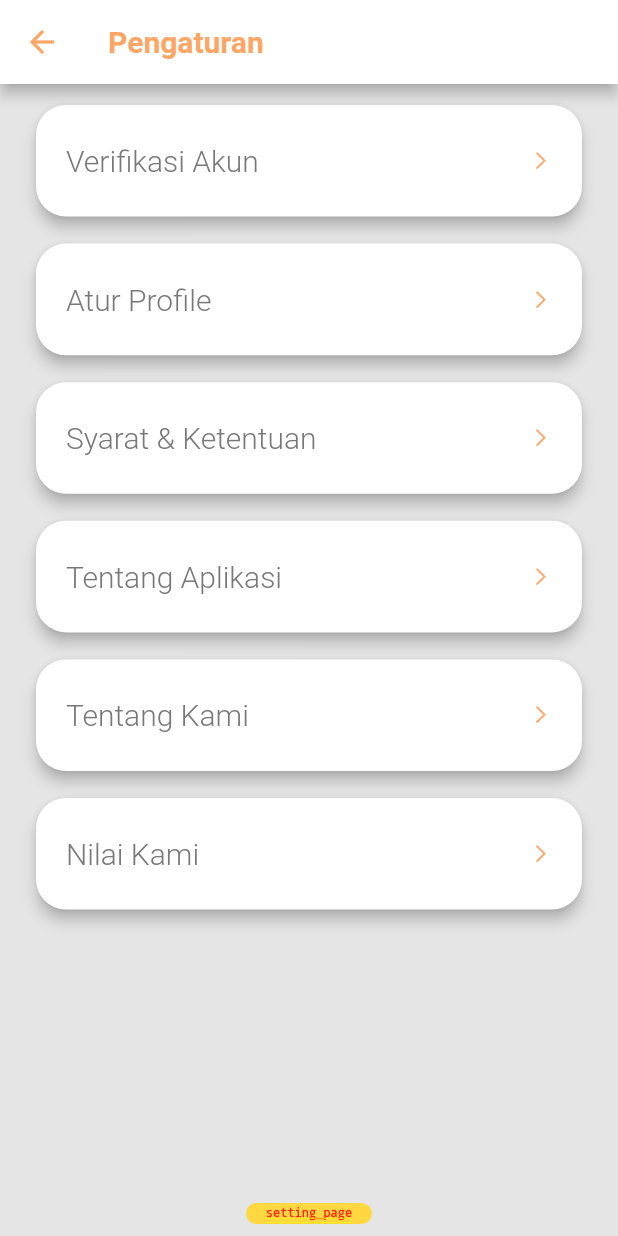
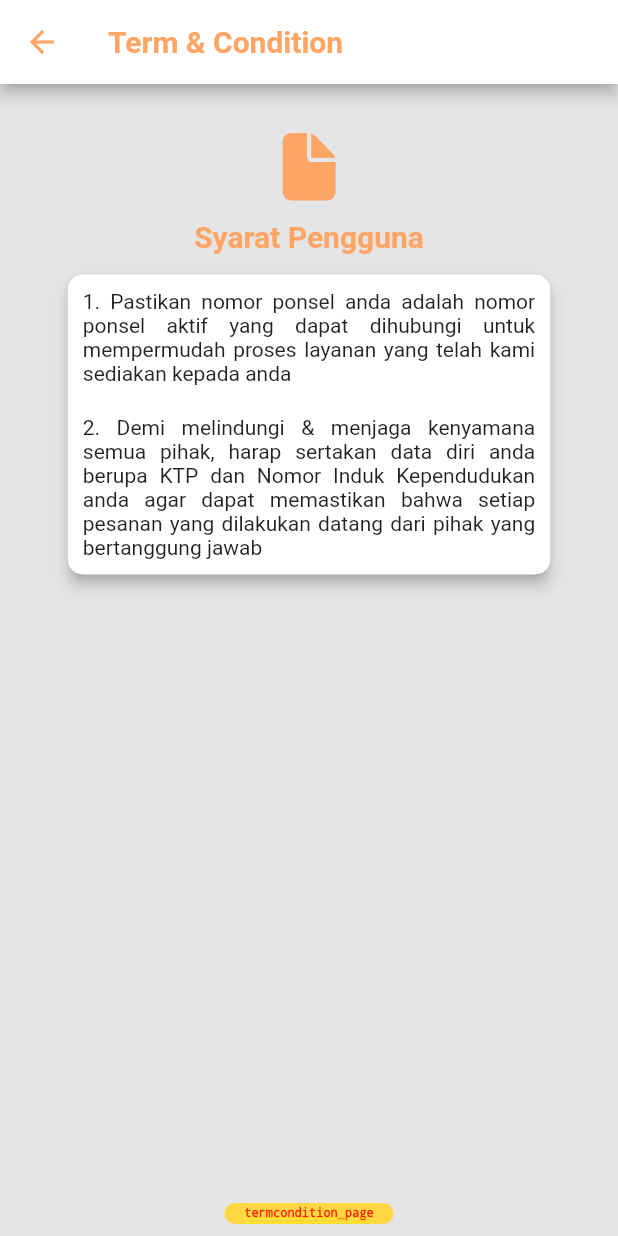
Before and after one commit to mrizkynurfajrie/antaranter-customer, a Flutter app: the PageSetting screen opened by its route, after a tap on "Syarat & Ketentuan", on a phone screen of 412 x 824 dp. Run offline on Flutter 3.47's test engine with Material 2 defaults, Android fonts, the phone set to English and light mode, and no system bars; our stand-ins replace flutter_screenutil, get, get_storage, image_picker, intl_phone_number_input; accounts and stored records are empty; Roboto replaces fonts that are missing (DMSans).

Commit message:
check point

```diff
--- a/lib/features/setting/controller_setting.dart
+++ b/lib/features/setting/controller_setting.dart
@@ -1,3 +1,11 @@
 import 'package:get/get.dart';
+import 'package:intake_customer/routes/app_routes.dart';
 
-class ControllerSetting extends GetxController{}
+class ControllerSetting extends GetxController{
+  routeToTermCondition(){
+    Get.toNamed(Routes.termcondition);
+  }
+  routeToverifikasi(){
+    Get.toNamed(Routes.verifikasi);
+  }
+}
--- a/lib/features/setting/page_setting.dart
+++ b/lib/features/setting/page_setting.dart
@@ -1,6 +1,7 @@
 import 'package:flutter/cupertino.dart';
 import 'package:flutter/material.dart';
 import 'package:get/get.dart';
+import 'package:intake_customer/features/setting/controller_setting.dart';
 import 'package:intake_customer/shared/constans/colors.dart';
 
 class PageSetting extends StatelessWidget {
@@ -8,6 +9,7 @@ class PageSetting extends StatelessWidget {
 
   @override
   Widget build(BuildContext context) {
+    final settingController = Get.put(ControllerSetting());
     return Scaffold(
       appBar: AppBar(
         title: const Text('Pengaturan', style: TextStyle(fontWeight: FontWeight.w600),),
@@ -26,7 +28,7 @@ class PageSetting extends StatelessWidget {
                 Column(
                   children: <Widget>[
                     GestureDetector(
-                      onTap: (){},
+                      onTap: ()=> settingController.routeToverifikasi(),
                       child: Container(
                         margin: EdgeInsets.only(top: 10, left: 20, right: 20),
                         height: Get.height * 0.10,
@@ -42,7 +44,7 @@ class PageSetting extends StatelessWidget {
                               Container(
                                   margin: EdgeInsets.only(top: 15, bottom: 15, left: 20),
                                   child: Text(
-                                    'Verifikasi Akun',
+                                    'Verifikasi & Atur Akun',
                                     style: TextStyle(
                                         fontWeight: FontWeight.w300,
                                         fontSize: 20,
@@ -61,42 +63,7 @@ class PageSetting extends StatelessWidget {
                       ),
                     ),
                     GestureDetector(
-                      onTap: (){},
-                      child: Container(
-                        margin: EdgeInsets.only(top: 10, left: 20, right: 20),
-                        height: Get.height * 0.10,
-                        width: Get.width,
-                        child: Card(
-                          elevation: 4,
-                          shape: const RoundedRectangleBorder(
-                              borderRadius: BorderRadius.all(Radius.circular(20))
-                          ),
-                          child: Row(
-                            mainAxisAlignment: MainAxisAlignment.spaceBetween,
-                            children: <Widget>[
-                              Container(
-                                  margin: EdgeInsets.only(top: 15, bottom: 15, left: 20),
-                                  child: Text(
-                                    'Atur Profile',
-                                    style: TextStyle(
-                                        fontWeight: FontWeight.w300,
-                                        fontSize: 20,
-                                        color: AppColor.bodyColor.shade600),
-                                  )),
-                              Container(
-                                  margin: EdgeInsets.only(top: 15, bottom: 15, right: 20),
-                                  child: Icon(
-                                    CupertinoIcons.right_chevron,
-                                    size: 15,
-                                    color: AppColor.primaryColor.shade300,
-                                  ))
-                            ],
-                          ),
-                        ),
-                      ),
-                    ),
-                    GestureDetector(
-                      onTap: (){},
+                      onTap: ()=> settingController.routeToTermCondition(),
                       child: Container(
                         margin: EdgeInsets.only(top: 10, left: 20, right: 20),
                         height: Get.height * 0.10,
--- /dev/null
+++ b/lib/features/temcondition/controller_termcondition.dart
@@ -0,0 +1,6 @@
+import 'package:flutter/cupertino.dart';
+import 'package:get/get.dart';
+
+class ControllerTermCondition extends GetxController{
+  PageController pageControl = PageController(initialPage: 0);
+}
--- /dev/null
+++ b/lib/features/temcondition/page_termcondition.dart
@@ -0,0 +1,230 @@
+import 'package:flutter/cupertino.dart';
+import 'package:flutter/material.dart';
+import 'package:get/get.dart';
+import 'package:intake_customer/features/temcondition/controller_termcondition.dart';
+import 'package:intake_customer/shared/constans/colors.dart';
+
+class PageTermCondition extends StatelessWidget {
+  const PageTermCondition({Key? key}) : super(key: key);
+
+  @override
+  Widget build(BuildContext context) {
+    final pg = Get.put(ControllerTermCondition());
+    return Scaffold(
+      appBar: AppBar(
+        title: const Text('Term & Condition', style: TextStyle(fontWeight: FontWeight.w600),),
+        foregroundColor: AppColor.primaryColor.shade300,
+        backgroundColor: AppColor.whiteColor,
+      ),
+      body: Stack(
+        children: <Widget>[
+          Container(
+            height: Get.height,
+            width: Get.width,
+            color: AppColor.bgPageColor,
+          ),
+          Container(
+            margin: EdgeInsets.only(top: 10),
+            height: Get.height,
+            width: Get.width,
+            child: PageView(
+              controller: pg.pageControl,
+              children: [
+                term(),
+                condition()
+              ],
+            ),
+          )
+        ],
+      ),
+    );
+  }
+}
+
+class term extends StatelessWidget {
+  const term({Key? key}) : super(key: key);
+
+  @override
+  Widget build(BuildContext context) {
+    return Scaffold(
+      body: Stack(
+        children: <Widget>[
+          Container(
+            height: Get.height,
+            width:  Get.width,
+            color: AppColor.bgPageColor,
+          ),
+          Column(
+            children: <Widget>[
+              Container(
+                alignment: Alignment.topCenter,
+                margin: EdgeInsets.only(top: 20),
+                child: Icon(
+                  CupertinoIcons.doc_fill,
+                  size: 50,
+                  color: AppColor.primaryColor.shade300,
+                ),
+              ),
+              Container(
+                alignment: Alignment.topCenter,
+                margin: EdgeInsets.only(top: 10),
+                child: Text(
+                  'Syarat Pengguna',
+                  textAlign: TextAlign.center,
+                  style: TextStyle(
+                    fontSize: 20,
+                    color: AppColor.primaryColor.shade300,
+                    fontWeight: FontWeight.w600
+                  ),
+                ),
+              ),
+              Container(
+                margin: EdgeInsets.only(top: 10),
+                width: Get.width * 0.8,
+                child: Card(
+                  elevation: 4,
+                  shape: RoundedRectangleBorder(
+                    borderRadius: BorderRadius.all(Radius.circular(10))
+                  ),
+                  child: Column(
+                    children: <Widget>[
+                      Container(
+                        margin: EdgeInsets.all(10),
+                          child: Text(
+                              '1. Pastikan nomor ponsel anda adalah nomor ponsel aktif yang dapat dihubungi untuk mempermudah proses layanan yang telah kami sediakan kepada anda',
+                            textAlign: TextAlign.justify,
+                          )
+                      ),
+                      Container(
+                        margin: EdgeInsets.all(10),
+                          child: Text(
+                              '2. Demi melindungi & menjaga kenyamana semua pihak, harap sertakan data diri anda berupa KTP dan Nomor Induk Kependudukan anda agar dapat memastikan bahwa setiap pesanan yang dilakukan datang dari pihak yang bertanggung jawab',
+                            textAlign: TextAlign.justify,
+                          )
+                      ),
+                    ],
+                  ),
+                ),
+              ),
+            ],
+          )
+        ],
+      ),
+    );
+  }
+}
+
+class condition extends StatelessWidget {
+  const condition({Key? key}) : super(key: key);
+
+  @override
+  Widget build(BuildContext context) {
+    return Scaffold(
+      body: Stack(
+        children: <Widget>[
+          Container(
+            height: Get.height,
+            width:  Get.width,
+            color: AppColor.bgPageColor,
+          ),
+          Column(
+            children: <Widget>[
+              Container(
+                alignment: Alignment.topCenter,
+                margin: EdgeInsets.only(top: 20),
+                child: Icon(
+                  CupertinoIcons.doc_fill,
+                  size: 50,
+                  color: AppColor.primaryColor.shade300,
+                ),
+              ),
+              Container(
+                alignment: Alignment.topCenter,
+                margin: EdgeInsets.only(top: 10),
+                child: Text(
+                  'Kondisi Pengguna',
+                  textAlign: TextAlign.center,
+                  style: TextStyle(
+                      fontSize: 20,
+                      color: AppColor.primaryColor.shade300,
+                      fontWeight: FontWeight.w600
+                  ),
+                ),
+              ),
+              Container(
+                margin: EdgeInsets.only(top: 10),
+                width: Get.width * 0.8,
+                child: Card(
+                  elevation: 4,
+                  shape: RoundedRectangleBorder(
+                      borderRadius: BorderRadius.all(Radius.circular(10))
+                  ),
+                  child: Column(
+                    children: <Widget>[
+                      Container(
+                          margin: EdgeInsets.all(2),
+                          child: Text(
+                            '1. Dilarang memberikan/ menerima tawaran offline kurir in-take',
+                            textAlign: TextAlign.justify,
+                          )
+                      ),
+                      Container(
+                          margin: EdgeInsets.all(2),
+                          child: Text(
+                            '2. Pemesanan hanya diperbolehkan melalui aplikasi in-take',
+                            textAlign: TextAlign.justify,
+                          )
+                      ),
+                      Container(
+                          margin: EdgeInsets.all(2),
+                          child: Text(
+                            '3. Aktivitas pemesanan diluar aplikasi in-take bukan tanggung jawab pihak PT. Indo Tekno Karya',
+                            textAlign: TextAlign.justify,
+                          )
+                      ),
+                      Container(
+                          margin: EdgeInsets.all(2),
+                          child: Text(
+                            '4. Pastikan identitas rider ketika rider terima barang',
+                            textAlign: TextAlign.justify,
+                          )
+                      ),
+                      Container(
+                          margin: EdgeInsets.all(2),
+                          child: Text(
+                            '5. Pastikan pembeli anda tidak melakukan usaha penipuan dan dapat dipastikan ada ditempat',
+                            textAlign: TextAlign.justify,
+                          )
+                      ),
+                      Container(
+                          margin: EdgeInsets.all(2),
+                          child: Text(
+                            '6. Jika barang kembali karena perihal penipuan/ penerima tidak ditempat, talangan rider dikembalikan + GANTI ONGKIR KURIR BOLAK BALIK',
+                            textAlign: TextAlign.justify,
+                          )
+                      ),
+                      Container(
+                          margin: EdgeInsets.all(2),
+                          child: Text(
+                            '7. Poin diatas dapat dilakukan jika pembeli dlam waktu 1x24 jam tidak ada respon',
+                            textAlign: TextAlign.justify,
+                          )
+                      ),
+                      Container(
+                          margin: EdgeInsets.all(2),
+                          child: Text(
+                            '8. Batas waktu nego adalah 3 menit per 1 pemesanan, jika melampaui maka akan otomatis dibatalkan oleh sistem',
+                            textAlign: TextAlign.justify,
+                          )
+                      ),
+                    ],
+                  ),
+                ),
+              ),
+            ],
+          )
+        ],
+      ),
+    );
+  }
+}
--- /dev/null
+++ b/lib/features/verifikasi/api_verifikasi.dart
@@ -0,0 +1 @@
+class ApiVerifikasi{}
--- /dev/null
+++ b/lib/features/verifikasi/binding_verifikasi.dart
@@ -0,0 +1,10 @@
+import 'package:get/get.dart';
+import 'package:intake_customer/features/verifikasi/api_verifikasi.dart';
+import 'package:intake_customer/features/verifikasi/controller_verifikasi.dart';
+
+class BindingVerifikasi implements Bindings{
+  @override
+  void dependencies() {
+    Get.lazyPut<ControllerVerifikasi>(() => ControllerVerifikasi(api: ApiVerifikasi()));
+  }
+}
--- a/lib/framework/api2.dart
+++ b/lib/framework/api2.dart
@@ -36,7 +36,6 @@ class Api2 {
     isLogin ??= false;
     await box.write(CHECK_LOGIN, isLogin);
   }
-
   Future<bool?> getLoginStatus()async{
     return box.read(CHECK_LOGIN);
   }
--- a/lib/routes/app_pages.dart
+++ b/lib/routes/app_pages.dart
@@ -12,6 +12,9 @@ import 'package:intake_customer/features/profile/page_profile.dart';
 import 'package:intake_customer/features/register/page_register.dart';
 import 'package:intake_customer/features/register/binding_register.dart';
 import 'package:intake_customer/features/setting/page_setting.dart';
+import 'package:intake_customer/features/temcondition/page_termcondition.dart';
+import 'package:intake_customer/features/verifikasi/binding_verifikasi.dart';
+import 'package:intake_customer/features/verifikasi/page_verifikasi.dart';
 
 import 'app_routes.dart';
 
@@ -50,6 +53,15 @@ class AppPages {
         page: () => const PageSetting(),
     ),
     GetPage(
+      name: Routes.termcondition,
+      page: () => const PageTermCondition(),
+    ),
+    GetPage(
+      name: Routes.verifikasi,
+      page: () => const PageVerifikasi(),
+      binding: BindingVerifikasi()
+    ),
+    GetPage(
       name: Routes.create_order,
       page: () => const PageCreateOrder(),
     ),
--- a/lib/routes/app_routes.dart
+++ b/lib/routes/app_routes.dart
@@ -5,6 +5,8 @@ abstract class Routes {
   static const history = '/history_page';
   static const like = '/like_page';
   static const setting = '/setting_page';
+  static const termcondition = '/termcondition_page';
+  static const verifikasi = '/verifikasi_page';
   static const create_order = '/create_order_page';
   static const main = '/main_page';
   static const register = '/register_page';
--- a/lib/shared/widgets/uiComponenr.dart
+++ b/lib/shared/widgets/uiComponenr.dart
@@ -32,9 +32,10 @@ class uiComponent{
   edtField(var edtController, String edtname, {Icon? prefIcon}){
     return TextField(
       controller: edtController,
+      maxLines: 1,
       decoration: InputDecoration(
           border: InputBorder.none,
-          contentPadding: EdgeInsets.only(top: 15, right: 20),
+          contentPadding: EdgeInsets.symmetric(vertical: 10, horizontal: 10),
           hintText: edtname,
           prefixIcon: prefIcon
       ),
--- a/pubspec.yaml
+++ b/pubspec.yaml
@@ -15,6 +15,7 @@ dependencies:
   fluttertoast: ^8.0.8
   intl: 0.17.0
   flutter_osm_plugin: 0.31.0
+  image_picker: ^0.8.4+10
   flutter:
     sdk: flutter
 
```
Also changed, not shown: lib/features/profile/controller_profile.dart (+20 -0 lines), lib/features/profile/page_profile.dart (+5 -5 lines), lib/features/temcondition/binding_termcondition.dart (added, +9 -0 lines), lib/features/verifikasi/controller_verifikasi.dart (added, +136 -0 lines), lib/features/verifikasi/page_verifikasi.dart (added, +165 -0 lines), pubspec.lock.
